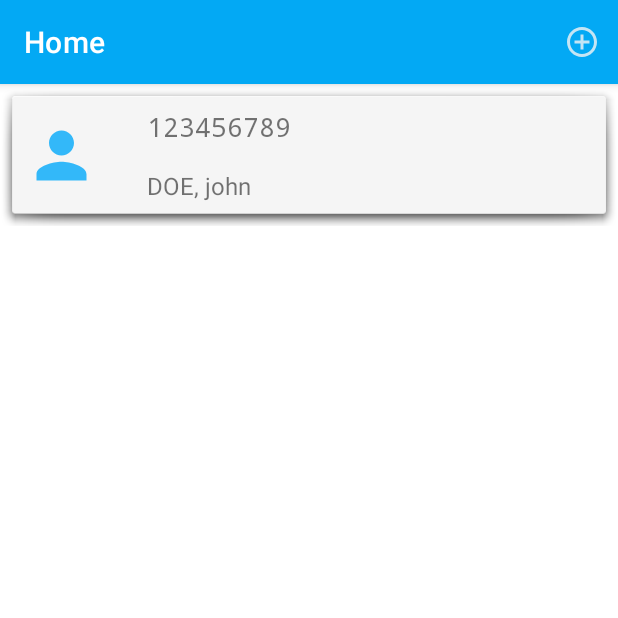
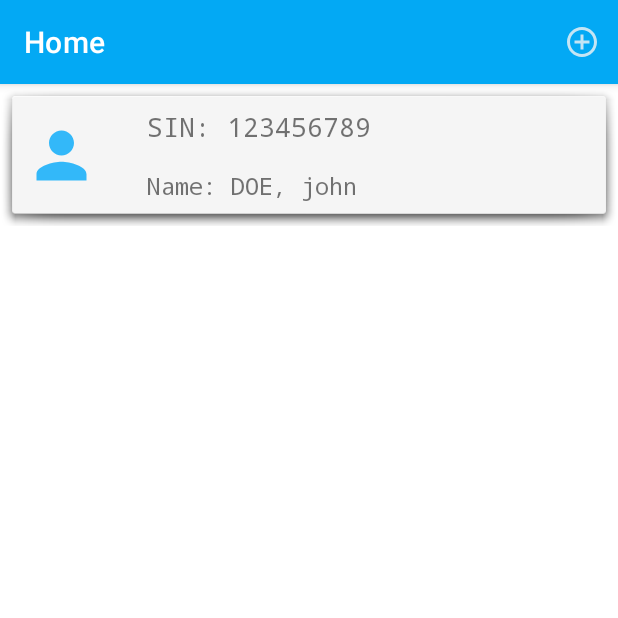
Before and after one commit to RamaniOS/C0761706_F2019_MAD3125_MidTerm, an Android app: the screen it shows after launch (HomeActivity), on a phone screen of 412 x 824 dp, the top half of it. Run offline under Robolectric (Android 15) with nearby library versions, the phone set to English and light mode, and no system bars; Roboto replaces fonts that are not available here.

Commit message:
Fixes in home adapter.

```diff
--- a/app/src/main/java/com/example/c0761706_f2019_mad3125_midterm/Adapter/HomeAdapter.java
+++ b/app/src/main/java/com/example/c0761706_f2019_mad3125_midterm/Adapter/HomeAdapter.java
@@ -36,8 +36,8 @@ public class HomeAdapter extends RecyclerView.Adapter<HomeAdapter.HomeViewHolder
     @Override
     public void onBindViewHolder(@NonNull final HomeViewHolder holder, final int position) {
         final HomeDetail homeDetail = items.get(position);
-        holder.txtSin.setText(homeDetail.getSin());
-        holder.txtName.setText(homeDetail.getName());
+        holder.txtSin.setText("SIN: " + homeDetail.getSin());
+        holder.txtName.setText("Name: " + homeDetail.getName());
         holder.itemView.setOnClickListener(new View.OnClickListener() {
             @Override
             public void onClick(View v) {
--- /dev/null
+++ b/app/src/main/java/com/example/c0761706_f2019_mad3125_midterm/Shared/DataManager.java
@@ -0,0 +1,29 @@
+package com.example.c0761706_f2019_mad3125_midterm.Shared;
+
+import com.example.c0761706_f2019_mad3125_midterm.Models.CRACustomer;
+import com.example.c0761706_f2019_mad3125_midterm.Models.Detail;
+import com.example.c0761706_f2019_mad3125_midterm.Models.HomeDetail;
+import com.example.c0761706_f2019_mad3125_midterm.Utilities.DetailCustomer;
+
+import java.util.ArrayList;
+import java.util.List;
+
+public class DataManager {
+
+    private static final DataManager ourInstance = new DataManager();
+
+    public static DataManager getInstance() {
+        return ourInstance;
+    }
+
+    private DataManager() {}
+
+    public static List<HomeDetail> getHomeDetails() {
+        List<HomeDetail> detailList = new ArrayList<>();
+        CRACustomer customer1 = new CRACustomer("123456789", "John", "Doe", "12-Dec-1999", "Male", "100000", "20000");
+        List<Detail> detail = DetailCustomer.getDetails(customer1);
+        HomeDetail dummy = new HomeDetail(customer1.getSin(), customer1.fullName(), detail);
+        detailList.add(dummy);
+        return detailList;
+    }
+}
--- a/app/src/main/java/com/example/c0761706_f2019_mad3125_midterm/UI/HomeActivity.java
+++ b/app/src/main/java/com/example/c0761706_f2019_mad3125_midterm/UI/HomeActivity.java
@@ -14,6 +14,7 @@ import android.view.MenuItem;
 import com.example.c0761706_f2019_mad3125_midterm.Adapter.HomeAdapter;
 import com.example.c0761706_f2019_mad3125_midterm.Models.HomeDetail;
 import com.example.c0761706_f2019_mad3125_midterm.R;
+import com.example.c0761706_f2019_mad3125_midterm.Shared.DataManager;
 import com.example.c0761706_f2019_mad3125_midterm.Utilities.DetailCustomer;
 
 import java.util.ArrayList;
@@ -35,7 +36,7 @@ public class HomeActivity extends AppCompatActivity {
 
     private void initViews() {
         items = new ArrayList<>();
-        items = DetailCustomer.getHomeDetails();
+        items = DataManager.getInstance().getHomeDetails();
         homeRecyclerView = findViewById(R.id.recycleViewHome);
         homeAdapter = new HomeAdapter(items);
         RecyclerView.LayoutManager layoutManager = new LinearLayoutManager(this, LinearLayoutManager.VERTICAL, false);
--- a/app/src/main/java/com/example/c0761706_f2019_mad3125_midterm/Utilities/DetailCustomer.java
+++ b/app/src/main/java/com/example/c0761706_f2019_mad3125_midterm/Utilities/DetailCustomer.java
@@ -60,13 +60,4 @@ public class DetailCustomer {
         detailList.add(totalPaidTax);
         return detailList;
     }
-
-    public static List<HomeDetail> getHomeDetails() {
-        List<HomeDetail> detailList = new ArrayList<>();
-        CRACustomer customer1 = new CRACustomer("123456789", "John", "Doe", "12-Dec-1999", "Male", "100000", "20000");
-        List<Detail> detail = getDetails(customer1);
-        HomeDetail dummy = new HomeDetail(customer1.getSin(), customer1.fullName(), detail);
-        detailList.add(dummy);
-        return detailList;
-    }
 }
--- a/app/src/main/res/layout/item_detail.xml
+++ b/app/src/main/res/layout/item_detail.xml
@@ -58,6 +58,7 @@
         android:fontFamily="@font/averia_sans_libre_bold"
         android:text="FirstName"
         android:textAlignment="center"
+        android:textColor="@color/design_default_color_on_secondary"
         android:textSize="16sp"
         app:layout_constraintBottom_toTopOf="@+id/viewBottom"
         app:layout_constraintEnd_toStartOf="@+id/view6"
@@ -70,6 +71,7 @@
         android:layout_height="wrap_content"
         android:text="Ramanpreet Singh"
         android:textAlignment="center"
+        android:textColor="@color/design_default_color_on_secondary"
         android:textSize="16sp"
         app:layout_constraintBottom_toTopOf="@+id/viewBottom"
         app:layout_constraintEnd_toStartOf="@+id/view3"
--- a/app/src/main/res/layout/item_home.xml
+++ b/app/src/main/res/layout/item_home.xml
@@ -34,6 +34,7 @@
         android:layout_height="wrap_content"
         android:layout_marginTop="16dp"
         android:text="TextView"
+        android:fontFamily="monospace"
         android:textSize="16sp"
         app:layout_constraintEnd_toEndOf="@+id/txtSin"
         app:layout_constraintStart_toStartOf="@+id/txtSin"
```
